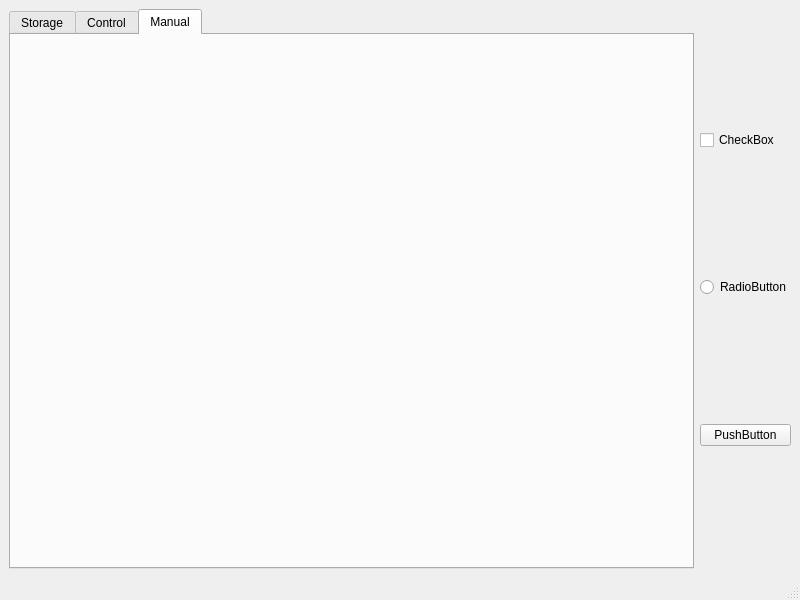
This is GestMag/GUI/GestMagUI.ui in Obbart/SoftEng_GestMag as Qt 5 draws it before an edit. The edited form follows.
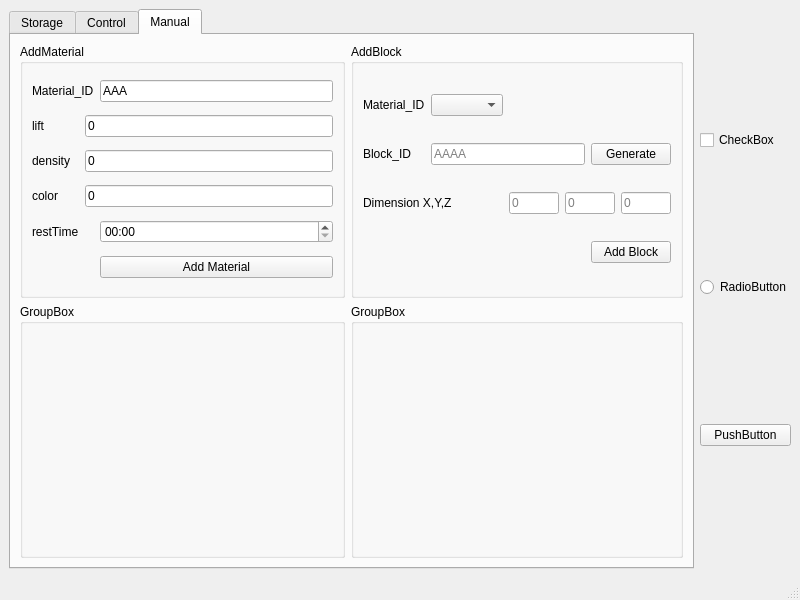
This is the edited form. The open tabs and pages were chosen to show the change.

```diff
--- a/GestMag/GUI/GestMagUI.ui
+++ b/GestMag/GUI/GestMagUI.ui
@@ -10,6 +10,12 @@
     <height>600</height>
    </rect>
   </property>
+  <property name="sizePolicy">
+   <sizepolicy hsizetype="Preferred" vsizetype="Preferred">
+    <horstretch>0</horstretch>
+    <verstretch>0</verstretch>
+   </sizepolicy>
+  </property>
   <property name="windowTitle">
    <string>MainWindow</string>
   </property>
@@ -34,6 +40,306 @@
        <attribute name="title">
         <string>Manual</string>
        </attribute>
+       <layout class="QGridLayout" name="gridLayout">
+        <item row="1" column="0">
+         <widget class="QGroupBox" name="groupBox_2">
+          <property name="title">
+           <string>GroupBox</string>
+          </property>
+         </widget>
+        </item>
+        <item row="1" column="1">
+         <widget class="QGroupBox" name="groupBox_4">
+          <property name="title">
+           <string>GroupBox</string>
+          </property>
+         </widget>
+        </item>
+        <item row="0" column="0">
+         <widget class="QGroupBox" name="grp_material">
+          <property name="title">
+           <string>AddMaterial</string>
+          </property>
+          <layout class="QGridLayout" name="gridLayout_3">
+           <item row="1" column="1" colspan="2">
+            <widget class="QLineEdit" name="txt_lift">
+             <property name="inputMask">
+              <string>000</string>
+             </property>
+             <property name="text">
+              <string>0</string>
+             </property>
+             <property name="placeholderText">
+              <string/>
+             </property>
+            </widget>
+           </item>
+           <item row="4" column="0">
+            <widget class="QLabel" name="label_8">
+             <property name="text">
+              <string>restTime</string>
+             </property>
+            </widget>
+           </item>
+           <item row="2" column="0">
+            <widget class="QLabel" name="label_6">
+             <property name="text">
+              <string>density</string>
+             </property>
+            </widget>
+           </item>
+           <item row="4" column="2">
+            <widget class="QTimeEdit" name="tim_restTime">
+             <property name="maximumDateTime">
+              <datetime>
+               <hour>23</hour>
+               <minute>59</minute>
+               <second>59</second>
+               <year>2000</year>
+               <month>1</month>
+               <day>1</day>
+              </datetime>
+             </property>
+             <property name="currentSection">
+              <enum>QDateTimeEdit::HourSection</enum>
+             </property>
+             <property name="displayFormat">
+              <string>HH:mm</string>
+             </property>
+             <property name="calendarPopup">
+              <bool>false</bool>
+             </property>
+            </widget>
+           </item>
+           <item row="3" column="1" colspan="2">
+            <widget class="QLineEdit" name="txt_color">
+             <property name="text">
+              <string>0</string>
+             </property>
+             <property name="maxLength">
+              <number>10</number>
+             </property>
+             <property name="placeholderText">
+              <string/>
+             </property>
+            </widget>
+           </item>
+           <item row="3" column="0">
+            <widget class="QLabel" name="label_7">
+             <property name="text">
+              <string>color</string>
+             </property>
+            </widget>
+           </item>
+           <item row="1" column="0">
+            <widget class="QLabel" name="label_5">
+             <property name="text">
+              <string>lift</string>
+             </property>
+            </widget>
+           </item>
+           <item row="0" column="0" colspan="2">
+            <widget class="QLabel" name="label_4">
+             <property name="text">
+              <string>Material_ID</string>
+             </property>
+            </widget>
+           </item>
+           <item row="5" column="2">
+            <widget class="QPushButton" name="btn_addMaterial">
+             <property name="sizePolicy">
+              <sizepolicy hsizetype="Minimum" vsizetype="Fixed">
+               <horstretch>0</horstretch>
+               <verstretch>0</verstretch>
+              </sizepolicy>
+             </property>
+             <property name="baseSize">
+              <size>
+               <width>0</width>
+               <height>0</height>
+              </size>
+             </property>
+             <property name="text">
+              <string>Add Material</string>
+             </property>
+            </widget>
+           </item>
+           <item row="0" column="2">
+            <widget class="QLineEdit" name="txt_matID">
+             <property name="text">
+              <string>AAA</string>
+             </property>
+             <property name="maxLength">
+              <number>20</number>
+             </property>
+             <property name="placeholderText">
+              <string/>
+             </property>
+            </widget>
+           </item>
+           <item row="2" column="1" colspan="2">
+            <widget class="QLineEdit" name="txt_density">
+             <property name="inputMask">
+              <string>000</string>
+             </property>
+             <property name="text">
+              <string>0</string>
+             </property>
+             <property name="placeholderText">
+              <string/>
+             </property>
+            </widget>
+           </item>
+          </layout>
+         </widget>
+        </item>
+        <item row="0" column="1">
+         <widget class="QGroupBox" name="grp_block">
+          <property name="title">
+           <string>AddBlock</string>
+          </property>
+          <layout class="QGridLayout" name="gridLayout_2">
+           <item row="1" column="1" colspan="2">
+            <widget class="QLineEdit" name="txt_blockID">
+             <property name="placeholderText">
+              <string>AAAA</string>
+             </property>
+            </widget>
+           </item>
+           <item row="1" column="3">
+            <widget class="QPushButton" name="btn_genID">
+             <property name="text">
+              <string>Generate</string>
+             </property>
+            </widget>
+           </item>
+           <item row="0" column="0">
+            <widget class="QLabel" name="label">
+             <property name="text">
+              <string>Material_ID</string>
+             </property>
+            </widget>
+           </item>
+           <item row="1" column="0">
+            <widget class="QLabel" name="label_2">
+             <property name="text">
+              <string>Block_ID</string>
+             </property>
+            </widget>
+           </item>
+           <item row="2" column="0" colspan="2">
+            <widget class="QLabel" name="label_3">
+             <property name="sizePolicy">
+              <sizepolicy hsizetype="Preferred" vsizetype="Fixed">
+               <horstretch>0</horstretch>
+               <verstretch>0</verstretch>
+              </sizepolicy>
+             </property>
+             <property name="maximumSize">
+              <size>
+               <width>100</width>
+               <height>16777215</height>
+              </size>
+             </property>
+             <property name="text">
+              <string>Dimension X,Y,Z</string>
+             </property>
+            </widget>
+           </item>
+           <item row="0" column="1">
+            <widget class="QComboBox" name="cmb_matID">
+             <property name="maxVisibleItems">
+              <number>10</number>
+             </property>
+            </widget>
+           </item>
+           <item row="3" column="3">
+            <widget class="QPushButton" name="btn_addBlock">
+             <property name="sizePolicy">
+              <sizepolicy hsizetype="Minimum" vsizetype="Fixed">
+               <horstretch>0</horstretch>
+               <verstretch>0</verstretch>
+              </sizepolicy>
+             </property>
+             <property name="baseSize">
+              <size>
+               <width>0</width>
+               <height>0</height>
+              </size>
+             </property>
+             <property name="text">
+              <string>Add Block</string>
+             </property>
+            </widget>
+           </item>
+           <item row="2" column="2" colspan="2">
+            <layout class="QHBoxLayout" name="horizontalLayout_2">
+             <property name="sizeConstraint">
+              <enum>QLayout::SetNoConstraint</enum>
+             </property>
+             <item>
+              <widget class="QLineEdit" name="txt_dimX">
+               <property name="sizePolicy">
+                <sizepolicy hsizetype="Maximum" vsizetype="Fixed">
+                 <horstretch>0</horstretch>
+                 <verstretch>0</verstretch>
+                </sizepolicy>
+               </property>
+               <property name="maximumSize">
+                <size>
+                 <width>50</width>
+                 <height>16777215</height>
+                </size>
+               </property>
+               <property name="placeholderText">
+                <string>0</string>
+               </property>
+              </widget>
+             </item>
+             <item>
+              <widget class="QLineEdit" name="txt_dimY">
+               <property name="sizePolicy">
+                <sizepolicy hsizetype="Preferred" vsizetype="Fixed">
+                 <horstretch>0</horstretch>
+                 <verstretch>0</verstretch>
+                </sizepolicy>
+               </property>
+               <property name="maximumSize">
+                <size>
+                 <width>50</width>
+                 <height>16777215</height>
+                </size>
+               </property>
+               <property name="placeholderText">
+                <string>0</string>
+               </property>
+              </widget>
+             </item>
+             <item>
+              <widget class="QLineEdit" name="txt_dimZ">
+               <property name="sizePolicy">
+                <sizepolicy hsizetype="Preferred" vsizetype="Fixed">
+                 <horstretch>0</horstretch>
+                 <verstretch>0</verstretch>
+                </sizepolicy>
+               </property>
+               <property name="maximumSize">
+                <size>
+                 <width>50</width>
+                 <height>16777215</height>
+                </size>
+               </property>
+               <property name="placeholderText">
+                <string>0</string>
+               </property>
+              </widget>
+             </item>
+            </layout>
+           </item>
+          </layout>
+         </widget>
+        </item>
+       </layout>
       </widget>
      </widget>
     </item>
```
Left out of the diff: 43 changed lines with no effect on the pictures.
